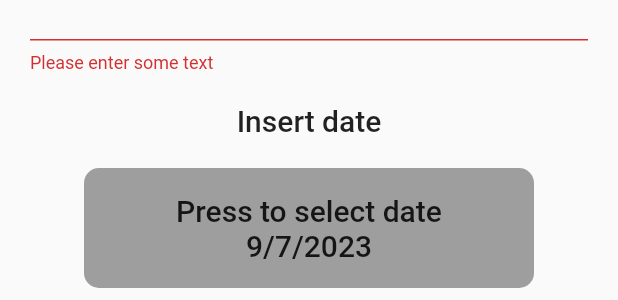
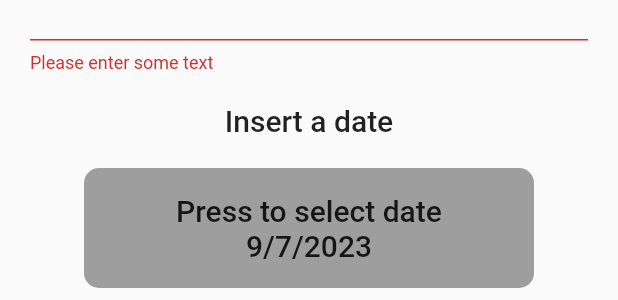
Before and after one commit to MatanLazimi/Matan-Calendar-copy, a Flutter app: the AddScreen widget shown alone on an empty page, opened directly, after a tap on "Send", on a phone screen of 412 x 824 dp. Shown: the part 465-765 px from the top of the screen. Run offline on Flutter 3.47's test engine with Material 2 defaults, Android fonts, the phone set to English and light mode, and no system bars; our stand-ins replace bot_toast, cloud_firestore, firebase_core, flutter_riverpod, freezed_annotation, go_router and 3 more; accounts and stored records are empty.

Commit message:
Add new adjustments to presentation

```diff
--- a/matan_calendar/lib/view/screens/add_screen.dart
+++ b/matan_calendar/lib/view/screens/add_screen.dart
@@ -1,11 +1,12 @@
 import 'package:bot_toast/bot_toast.dart';
 import 'package:flutter/material.dart';
 import 'package:flutter_riverpod/flutter_riverpod.dart';
-import 'package:go_router/go_router.dart';
+import 'package:matan_calendar/view/style/strings.dart';
+import 'package:matan_calendar/view/widgets/add_form/date_widget.dart';
+import 'package:matan_calendar/view/widgets/add_form/time_widget.dart';
 
 import '../../controller/add_controller.dart';
-import '../widgets/add_form/date_widget.dart';
-import '../widgets/add_form/time_widget.dart';
+import '../widgets/button_widget.dart';
 
 class AddScreen extends ConsumerStatefulWidget {
   const AddScreen({super.key});
@@ -16,6 +17,7 @@ class AddScreen extends ConsumerStatefulWidget {
 
 class _AddScreenState extends ConsumerState<AddScreen> {
   @override
+  // ignore: override_on_non_overriding_member
   final _formKey = GlobalKey<FormState>();
   final space = const SizedBox(height: 20);
   String from = '';
@@ -26,8 +28,7 @@ class _AddScreenState extends ConsumerState<AddScreen> {
   Widget build(BuildContext context) {
     // watch the provider to rebuild when the state changes
     ref.watch(addControllerProvider);
-    // read the provider to access the state
-    AddController controller = ref.read(addControllerProvider.notifier);
+
     return Form(
       key: _formKey,
       child: Padding(
@@ -37,7 +38,7 @@ class _AddScreenState extends ConsumerState<AddScreen> {
           children: [
             space,
             Text(
-              'Insert a start time',
+              Strings.START_TIME,
               style: Theme.of(context).textTheme.headline6,
             ),
             TimeInputField(
@@ -48,7 +49,7 @@ class _AddScreenState extends ConsumerState<AddScreen> {
                     value.isEmpty ||
                     value == to ||
                     value == from) {
-                  return 'Please enter correct time';
+                  return Strings.CORRECT_TIME;
                 } else {
                   from = value;
                 }
@@ -57,7 +58,7 @@ class _AddScreenState extends ConsumerState<AddScreen> {
             ),
             space,
             Text(
-              'Insert a end time',
+              Strings.END_TIME,
               style: Theme.of(context).textTheme.headline6,
             ),
             TimeInputField(
@@ -65,7 +66,7 @@ class _AddScreenState extends ConsumerState<AddScreen> {
               // The validator receives the text that the user has entered.
               validator: (value) {
                 if (value == null || value.isEmpty) {
-                  return 'Please enter correct time';
+                  return Strings.CORRECT_TIME;
                 } else {
                   to = value;
                 }
@@ -74,7 +75,7 @@ class _AddScreenState extends ConsumerState<AddScreen> {
             ),
             space,
             Text(
-              'Insert a price',
+              Strings.PRICE,
               style: Theme.of(context).textTheme.headline6,
             ),
             TextFormField(
@@ -83,7 +84,7 @@ class _AddScreenState extends ConsumerState<AddScreen> {
               // The validator receives the text that the user has entered.
               validator: (value) {
                 if (value == null || value.isEmpty) {
-                  return 'Please enter some text';
+                  return Strings.SOME_TEXT;
                 } else {
                   price = value;
                 }
@@ -91,75 +92,31 @@ class _AddScreenState extends ConsumerState<AddScreen> {
               },
             ),
             space,
-            Text(
-              'Insert date',
-              style: Theme.of(context).textTheme.headline6,
-            ),
-            SizedBox(height: 20),
-            Container(
-              height: 80,
-              width: 300,
-              decoration: BoxDecoration(
-                color: Colors.grey,
-                borderRadius: BorderRadius.circular(10),
-              ),
-              child: GestureDetector(
-                onTap: () {
-                  // close the keyboard when the modal is opened
-                  FocusManager.instance.primaryFocus?.unfocus();
-                  openDateModal();
-                },
-                child: Column(
-                  crossAxisAlignment: CrossAxisAlignment.center,
-                  mainAxisAlignment: MainAxisAlignment.center,
-                  children: [
-                    Text(
-                      'Press to select date',
-                      softWrap: false,
-                      style: Theme.of(context).textTheme.titleLarge,
-                    ),
-                    Text(
-                      date!.day.toString() +
-                          '/' +
-                          date!.month.toString() +
-                          '/' +
-                          date!.year.toString(),
-                      softWrap: false,
-                      style: Theme.of(context).textTheme.titleLarge,
-                    ),
-                  ],
-                ),
-              ),
-            ),
+            DatePickerUI(date: date, onTapDate: onTapDate),
             space,
-            Padding(
-              padding: const EdgeInsets.symmetric(vertical: 16.0),
-              child: ElevatedButton(
-                key: GlobalKey(),
-                onPressed: () {
-                  if (_formKey.currentState!.validate()) {
-                    controller.add(from, to, price, date);
-                    controller.pressOnSubmit();
-                    setState(() {
-                      from = '';
-                      to = '';
-                      price = '';
-                      date = DateTime.now();
-                    });
-                    // the extra is used to select the correct tab navigation bar
-                    context.replace('/', extra: 0);
-                  }
-                },
-                child: const Text('Send'),
-              ),
-            ),
+            BtnWidget(
+              formKey: _formKey,
+              date: date,
+              from: from,
+              to: to,
+              price: price,
+            )
           ],
         ),
       ),
     );
   }
 
-  void openDateModal() {
+  onTapDate() {
+    // close the keyboard when the modal is opened
+    FocusManager.instance.primaryFocus?.unfocus();
+    openDateModal(callBack: (newDate) {
+      date = newDate;
+      setState(() {});
+    });
+  }
+
+  void openDateModal({required Function(DateTime) callBack}) {
     // wait for the keyboard to close
     Future.delayed(const Duration(milliseconds: 200), () {
       // open the modal
@@ -171,12 +128,61 @@ class _AddScreenState extends ConsumerState<AddScreen> {
             return DatePickerWidget(
               popCallback: BotToast.cleanAll,
               initalDate: date,
-              selectCallback: (newDate) {
-                date = newDate;
-                setState(() {});
-              },
+              selectCallback: callBack,
             );
           });
     });
   }
 }
+
+class DatePickerUI extends StatelessWidget {
+  final DateTime date;
+  final Function()? onTapDate;
+
+  const DatePickerUI({Key? key, required this.date, required this.onTapDate})
+      : super(key: key);
+
+  @override
+  Widget build(BuildContext context) {
+    return Column(
+      children: [
+        Text(
+          Strings.DATE,
+          style: Theme.of(context).textTheme.headline6,
+        ),
+        const SizedBox(height: 20),
+        Container(
+          height: 80,
+          width: 300,
+          decoration: BoxDecoration(
+            color: Colors.grey,
+            borderRadius: BorderRadius.circular(10),
+          ),
+          child: GestureDetector(
+            onTap: onTapDate,
+            child: Column(
+              crossAxisAlignment: CrossAxisAlignment.center,
+              mainAxisAlignment: MainAxisAlignment.center,
+              children: [
+                Text(
+                  Strings.PRESS_DATE,
+                  softWrap: false,
+                  style: Theme.of(context).textTheme.titleLarge,
+                ),
+                Text(
+                  date.day.toString() +
+                      Strings.SLESH +
+                      date.month.toString() +
+                      Strings.SLESH +
+                      date.year.toString(),
+                  softWrap: false,
+                  style: Theme.of(context).textTheme.titleLarge,
+                ),
+              ],
+            ),
+          ),
+        ),
+      ],
+    );
+  }
+}
--- /dev/null
+++ b/matan_calendar/lib/view/style/strings.dart
@@ -0,0 +1,13 @@
+// ignore_for_file: non_constant_identifier_names
+
+/// Strings for the app
+class Strings {
+  static String START_TIME = 'Insert a start time';
+  static String CORRECT_TIME = 'Please enter correct time';
+  static String END_TIME = 'Insert a end time';
+  static String PRICE = 'Insert a price';
+  static String SOME_TEXT = 'Please enter some text';
+  static String DATE = 'Insert a date';
+  static String PRESS_DATE = 'Press to select date';
+  static String SLESH = '/';
+}
--- /dev/null
+++ b/matan_calendar/lib/view/widgets/button_widget.dart
@@ -0,0 +1,56 @@
+import 'package:flutter/material.dart';
+import 'package:flutter_riverpod/flutter_riverpod.dart';
+import 'package:matan_calendar/controller/add_controller.dart';
+
+class BtnWidget extends ConsumerStatefulWidget {
+  GlobalKey<FormState> formKey;
+  String from;
+  String to;
+  String price;
+  DateTime date = DateTime.now();
+  BtnWidget(
+      {super.key,
+      required this.formKey,
+      required this.from,
+      required this.to,
+      required this.price,
+      required this.date});
+
+  @override
+  ConsumerState<BtnWidget> createState() => _CalendarScreenState();
+}
+
+class _CalendarScreenState extends ConsumerState<BtnWidget> {
+  void initState() {
+    super.initState();
+  }
+
+  @override
+  Widget build(BuildContext context) {
+    // watch the provider to rebuild when the state changes
+    ref.watch(addControllerProvider);
+    // read the provider to access the state
+    AddController controller = ref.read(addControllerProvider.notifier);
+    return Padding(
+      padding: const EdgeInsets.symmetric(vertical: 16.0),
+      child: ElevatedButton(
+        key: GlobalKey(),
+        onPressed: () {
+          if (widget.formKey.currentState!.validate()) {
+            controller.add(widget.from, widget.to, widget.price, widget.date);
+            controller.pressOnSubmit();
+            setState(() {
+              widget.from = '';
+              widget.to = '';
+              widget.price = '';
+              widget.date = DateTime.now();
+            });
+            // the extra is used to select the correct tab navigation bar
+            //context.replace('/', extra: 0);
+          }
+        },
+        child: const Text('Send'),
+      ),
+    );
+  }
+}
```
